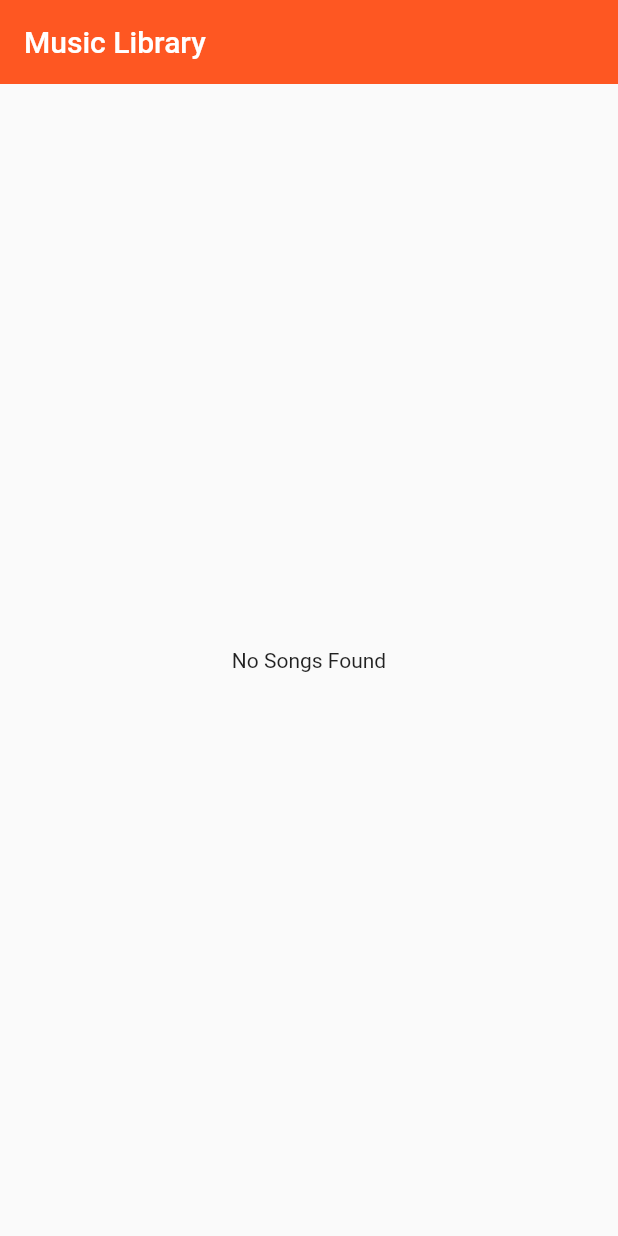
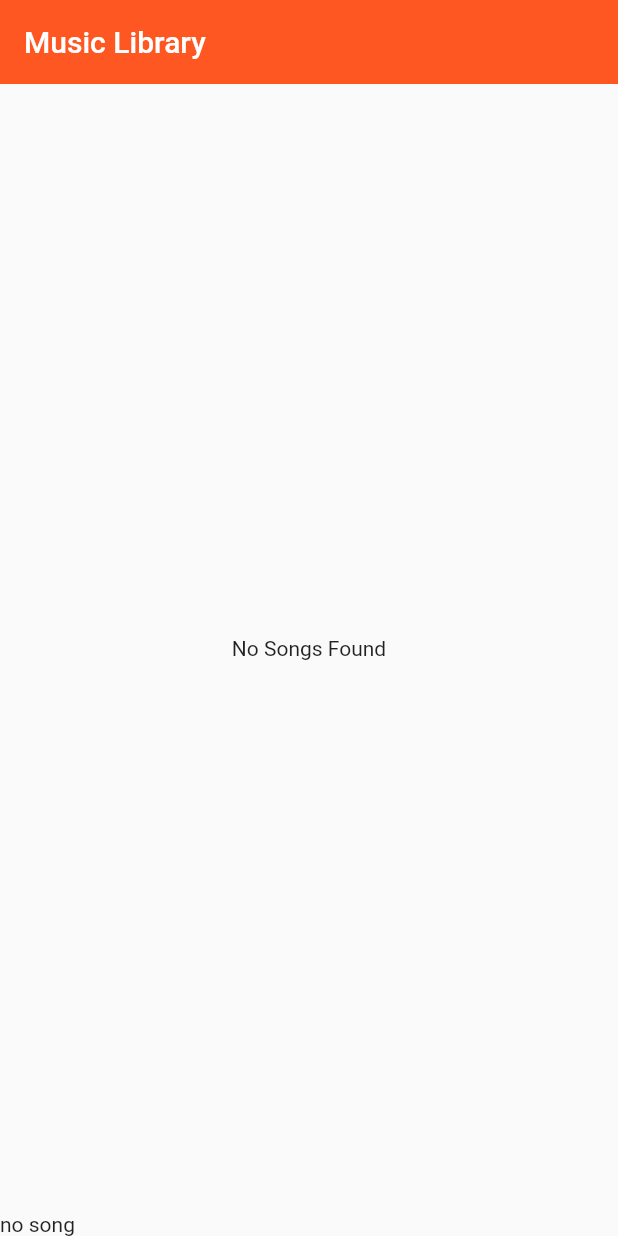
Before and after one commit to Ne-Pridumal/flutter_first_app, a Flutter app: the screen it shows after launch, on a phone screen of 412 x 824 dp. Run offline on Flutter 3.47's test engine with Material 2 defaults, Android fonts, the phone set to English and light mode, and no system bars; our stand-ins replace on_audio_query.

Commit message:
install provider

```diff
--- a/lib/models/musicPlayer.dart
+++ b/lib/models/musicPlayer.dart
@@ -4,7 +4,8 @@ import 'package:on_audio_query/on_audio_query.dart';
 class MusicPlayer {
   static OnAudioQuery audioQuery = OnAudioQuery();
   static List<SongModel> songs = [];
-  static SongModel? currentSong;
+  static List<SongModel> currentSongsList = [];
+  static int currentSongIndex = 0;
   static bool musicPermission = false;
 
   static void checkMusicPermission() async {
@@ -15,4 +16,9 @@ class MusicPlayer {
       }
     }
   }
+
+  static void setNewCurrentSongsList(List<SongModel> newList) {
+    currentSongsList.clear();
+    currentSongsList = newList;
+  }
 }
--- a/lib/screens/home/components/MusicList.dart
+++ b/lib/screens/home/components/MusicList.dart
@@ -76,7 +76,10 @@ class SongsList extends StatelessWidget {
             ),
             trailing: const Icon(Icons.more_vert),
             leading: QueryArtworkWidget(id: song.id, type: ArtworkType.AUDIO),
-            onTap: () {},
+            onTap: () {
+              MusicPlayer.setNewCurrentSongsList([song]);
+              MusicPlayer.currentSongIndex = 0;
+            },
           );
         }),
       ),
--- /dev/null
+++ b/lib/screens/home/components/SongMiniStatus.dart
@@ -0,0 +1,34 @@
+import 'package:MusicLibrary/constants.dart';
+import 'package:MusicLibrary/models/musicPlayer.dart';
+import 'package:flutter/material.dart';
+import 'package:on_audio_query/on_audio_query.dart';
+
+class SongMiniStatus extends StatefulWidget {
+  const SongMiniStatus({super.key});
+
+  @override
+  State<SongMiniStatus> createState() => _SongMiniStatusState();
+}
+
+class _SongMiniStatusState extends State<SongMiniStatus> {
+  @override
+  Widget build(BuildContext context) {
+    if (MusicPlayer.currentSongsList.isEmpty) {
+      return Container(
+        child: Text('no song'),
+      );
+    }
+    final SongModel song =
+        MusicPlayer.currentSongsList[MusicPlayer.currentSongIndex];
+
+    return Container(
+        height: 100,
+        color: Colors.white,
+        padding: const EdgeInsets.symmetric(vertical: 2, horizontal: 5),
+        child: ListTile(
+          textColor: textColor,
+          title: Text(song.title),
+          leading: QueryArtworkWidget(id: song.id, type: ArtworkType.AUDIO),
+        ));
+  }
+}
--- a/lib/screens/home/index.dart
+++ b/lib/screens/home/index.dart
@@ -1,5 +1,6 @@
 import 'package:MusicLibrary/constants.dart';
 import 'package:MusicLibrary/screens/home/components/MusicList.dart';
+import 'package:MusicLibrary/screens/home/components/SongMiniStatus.dart';
 import 'package:flutter/material.dart';
 
 class HomeScreen extends StatelessWidget {
@@ -14,6 +15,7 @@ class HomeScreen extends StatelessWidget {
         elevation: 0,
       ),
       body: const MusicList(),
+      bottomNavigationBar: SongMiniStatus(),
     );
   }
 }
--- a/pubspec.yaml
+++ b/pubspec.yaml
@@ -39,6 +39,7 @@ dependencies:
   just_audio: ^0.9.29
   audio_video_progress_bar: ^0.11.0
   rxdart: ^0.27.5
+  provider: ^6.0.4
 
 dev_dependencies:
   flutter_test:
```
Also changed, not shown: pubspec.lock.
